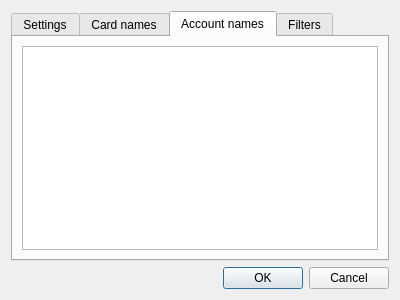
Above: settingsdialog.ui from AndreSomers/ING2YNAB before the change. Below: the same form after it.
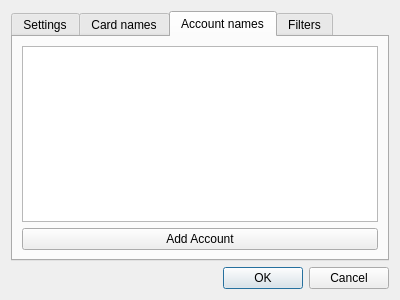
That is the form after the change. The open tabs and pages were chosen to show the change.

Commit message: Work on adding and removing items from tables with cards and accounts

Diff of the .ui file:
```diff
--- a/settingsdialog.ui
+++ b/settingsdialog.ui
@@ -98,9 +98,32 @@
       <attribute name="title">
        <string>Account names</string>
       </attribute>
-      <layout class="QHBoxLayout" name="horizontalLayout_3">
+      <layout class="QVBoxLayout" name="verticalLayout_4">
        <item>
-        <widget class="QTableView" name="tvAccountNames"/>
+        <widget class="QTableView" name="tvAccountNames">
+         <property name="sortingEnabled">
+          <bool>false</bool>
+         </property>
+         <attribute name="horizontalHeaderStretchLastSection">
+          <bool>true</bool>
+         </attribute>
+         <attribute name="verticalHeaderVisible">
+          <bool>false</bool>
+         </attribute>
+         <attribute name="verticalHeaderShowSortIndicator" stdset="0">
+          <bool>false</bool>
+         </attribute>
+         <attribute name="verticalHeaderStretchLastSection">
+          <bool>false</bool>
+         </attribute>
+        </widget>
+       </item>
+       <item>
+        <widget class="QPushButton" name="cmdAddAccount">
+         <property name="text">
+          <string>Add Account</string>
+         </property>
+        </widget>
        </item>
       </layout>
      </widget>
```
Left out of the diff: 26 changed lines with no effect on the pictures. The commit also changes 5 other files.
